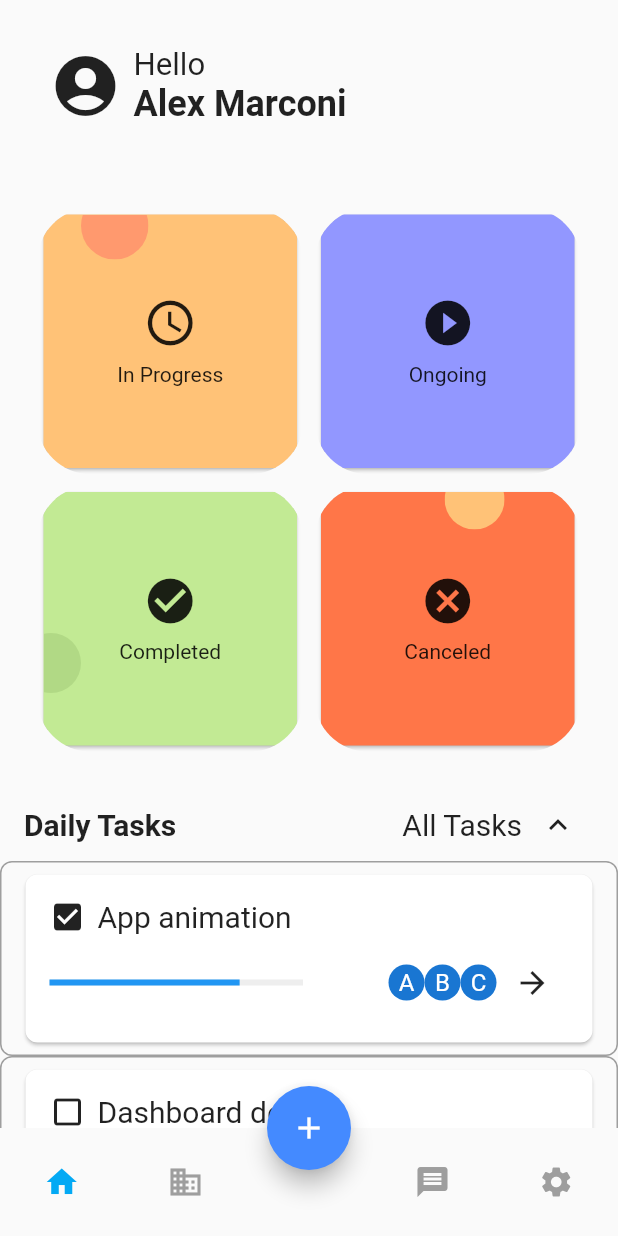
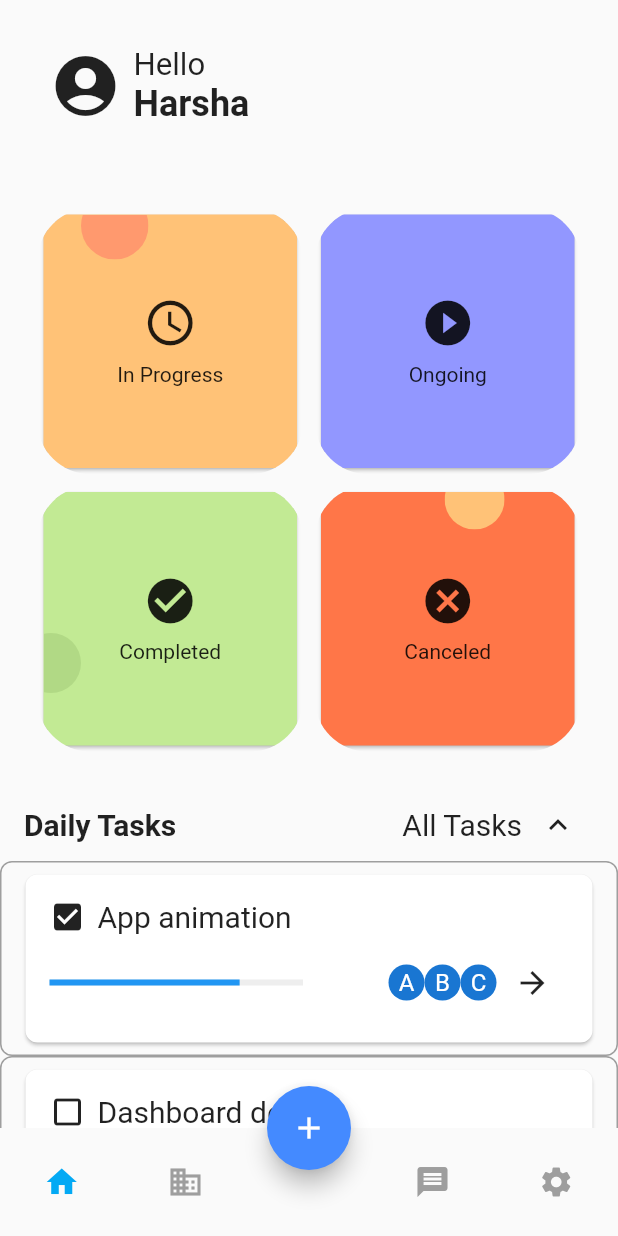
Before and after one commit to Ramkrishna2558/Task_Management_app_Ui_Design, a Flutter app: the screen it shows after launch, on a phone screen of 412 x 824 dp. Run offline on Flutter 3.47's test engine with Material 2 defaults, Android fonts, the light colour scheme and no system bars; our stand-ins replace charts_flutter.

Commit message:
Pre release 1.0

```diff
--- a/lib/Homepage.dart
+++ b/lib/Homepage.dart
@@ -6,7 +6,7 @@ class HomePage extends StatefulWidget {
 }
 
 class _HomePageState extends State<HomePage> {
-  final String userName = 'Alex Marconi';
+  final String userName = 'Harsha';
   final List<Map<String, dynamic>> tasks = [
     {
       'title': 'App animation',
```
